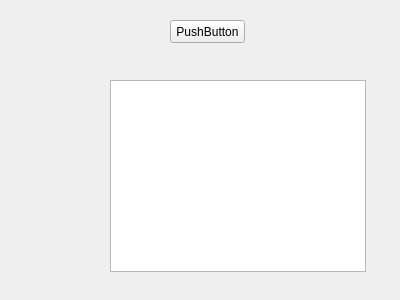
First picture: the form in src/QT_Demo/widget.ui, repository dbase/QT_Demo, before the edit.
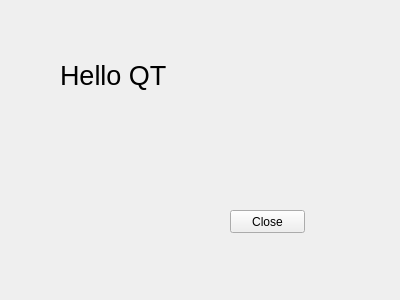
Second picture: the form after the edit.

Commit message: QT_Demo版本：在第一个窗口widget.ui中，使用QT的信号槽，完成button的响应事件。

```diff
--- a/src/QT_Demo/widget.ui
+++ b/src/QT_Demo/widget.ui
@@ -13,27 +13,35 @@
   <property name="windowTitle">
    <string>Widget</string>
   </property>
-  <widget class="QListWidget" name="listWidget">
+  <widget class="QLabel" name="label">
    <property name="geometry">
     <rect>
-     <x>110</x>
-     <y>80</y>
-     <width>256</width>
-     <height>192</height>
+     <x>60</x>
+     <y>50</y>
+     <width>181</width>
+     <height>51</height>
     </rect>
    </property>
+   <property name="font">
+    <font>
+     <pointsize>20</pointsize>
+    </font>
+   </property>
+   <property name="text">
+    <string>Hello QT</string>
+   </property>
   </widget>
   <widget class="QPushButton" name="pushButton">
    <property name="geometry">
     <rect>
-     <x>170</x>
-     <y>20</y>
+     <x>230</x>
+     <y>210</y>
      <width>75</width>
      <height>23</height>
     </rect>
    </property>
    <property name="text">
-    <string>PushButton</string>
+    <string>Close</string>
    </property>
   </widget>
  </widget>
```
Left out of the diff: 21 changed lines with no effect on the pictures.
